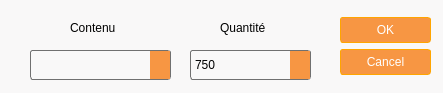
Qt form RaspberryPi/GUI/ingredientCardDialog.ui (Nico-GYW/cocktail_machine) before a commit.
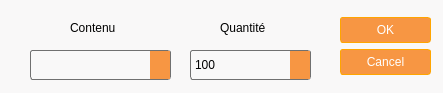
The same form after that commit. Icons and pictures are not drawn.

```diff
--- a/RaspberryPi/GUI/ingredientCardDialog.ui
+++ b/RaspberryPi/GUI/ingredientCardDialog.ui
@@ -141,13 +141,13 @@
     <bool>false</bool>
    </property>
    <property name="maximum">
-    <number>1000</number>
+    <number>100</number>
    </property>
    <property name="singleStep">
     <number>50</number>
    </property>
    <property name="value">
-    <number>750</number>
+    <number>100</number>
    </property>
    <property name="displayIntegerBase">
     <number>10</number>
```
Left out of the diff: 2 changed lines with no effect on the pictures.
